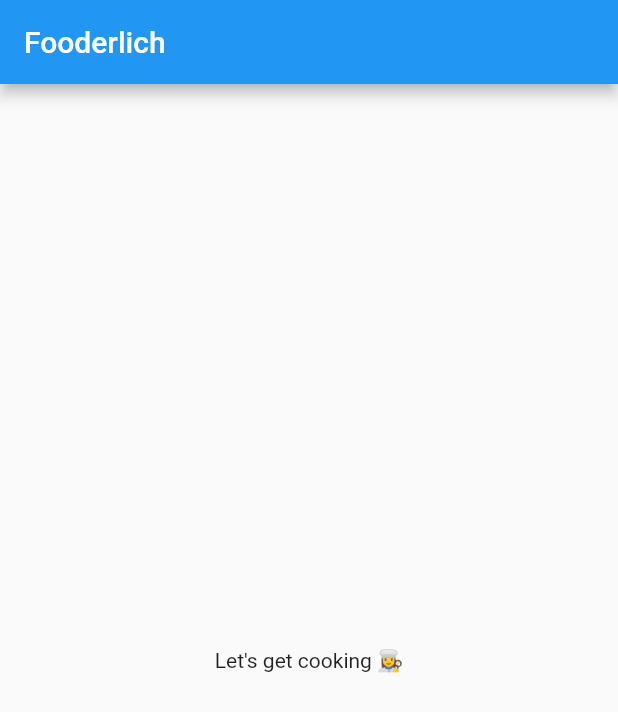
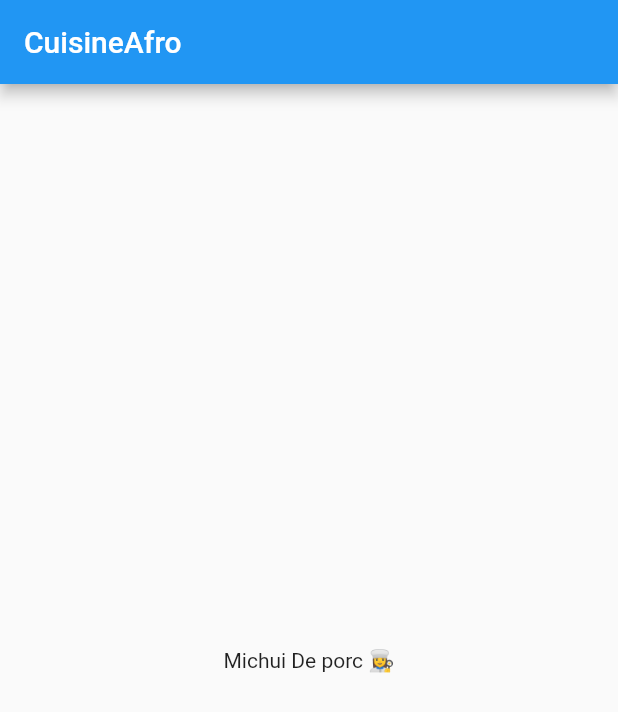
Before and after one commit to Defcoq/CuisineAfroFlutter, a Flutter app: the screen it shows after launch, on a phone screen of 412 x 824 dp. Shown: the top 712 px of the screen. Run offline on Flutter 3.47's test engine with Material 2 defaults, Android fonts, the phone set to English and light mode, and no system bars; our stand-ins replace google_fonts.

Commit message:
first commit

```diff
--- a/CuisineAfro_Initiale/lib/main.dart
+++ b/CuisineAfro_Initiale/lib/main.dart
@@ -15,13 +15,13 @@ class CuisineAfro extends StatelessWidget {
     // 3
     return MaterialApp(
       // TODO: Add theme
-      title: 'Fooderlich',
+      title: 'CuisineAfro',
       // 4
       home: Scaffold(
         // TODO: Style the title
-        appBar: AppBar(title: const Text('Fooderlich')),
+        appBar: AppBar(title: const Text('CuisineAfro')),
         // TODO: Style the body text
-        body: const Center(child: Text('Let\'s get cooking 👩‍🍳')),
+        body: const Center(child: Text('Michui De porc 👩‍🍳')),
       ),
     );
   }
```
